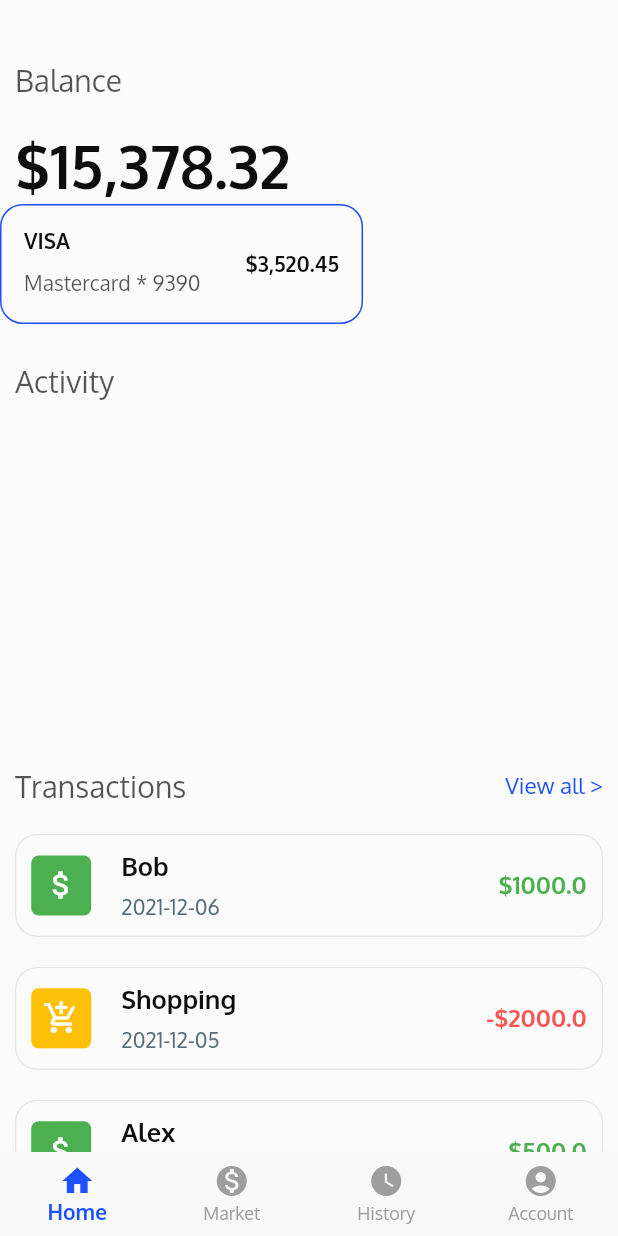
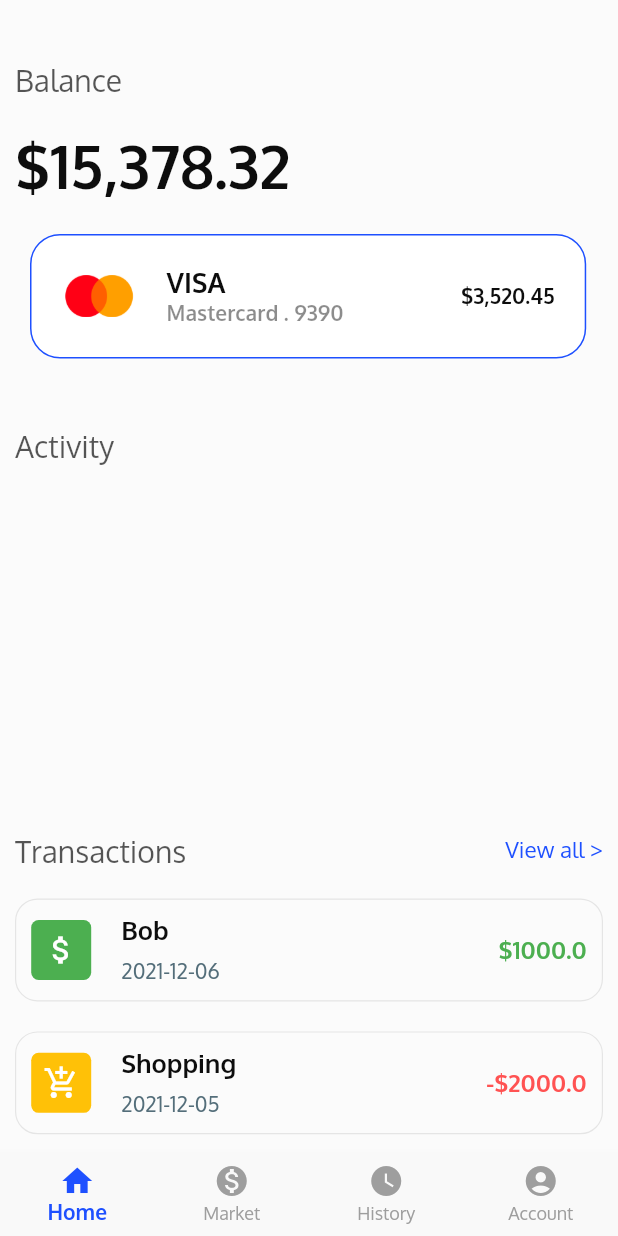
Before and after one commit to hientranea/FlutterDevFest2021, a Flutter app: the screen it shows after launch, on a phone screen of 412 x 824 dp. Run offline on Flutter 3.47's test engine with Material 2 defaults, Android fonts, the phone set to English and light mode, and no system bars; our stand-ins replace bloc, dio, equatable, fl_chart, flutter_bloc, font_awesome_flutter and 2 more; network calls fail.

Commit message:
Integrate card detail screen to home screen

```diff
--- a/lib/config/routes.dart
+++ b/lib/config/routes.dart
@@ -1,3 +1,4 @@
+import 'package:crypto_tracker/screens/card_detail/card_detail_screen.dart';
 import 'package:crypto_tracker/screens/currencydetail/currency_detail_screen.dart';
 import 'package:crypto_tracker/screens/home/home_screen.dart';
 import 'package:crypto_tracker/screens/my_wallet/my_wallet_screen.dart';
@@ -7,5 +8,6 @@ var cryptoTrackerRoutes = {
   HomeScreen.routeName: (context) => const HomeScreen(),
   CurrencyDetailScreen.routeName: (context) => const CurrencyDetailScreen(),
   MyWalletScreen.routeName: (context) => const MyWalletScreen(),
-  SettingScreen.routeName: (context) => const SettingScreen()
+  SettingScreen.routeName: (context) => const SettingScreen(),
+  CardDetailScreen.routeName: (context) => const CardDetailScreen()
 };
--- a/lib/screens/card_detail/money_account_card_widget.dart
+++ b/lib/screens/card_detail/money_account_card_widget.dart
@@ -2,14 +2,16 @@ import 'package:crypto_tracker/config/crypto_tracker_color.dart';
 import 'package:flutter/material.dart';
 
 class MoneyAccountCard extends StatelessWidget {
-  const MoneyAccountCard({
+  final String amount;
+  final String last4;
+  const MoneyAccountCard(this.amount, this.last4, {
     Key? key,
   }) : super(key: key);
 
   @override
   Widget build(BuildContext context) {
     return Container(
-      width: double.infinity,
+      width: MediaQuery.of(context).size.width * 0.9,
       height: 100.0,
       padding: const EdgeInsets.all(20.0),
       margin: const EdgeInsets.all(20.0),
@@ -37,14 +39,14 @@ class MoneyAccountCard extends StatelessWidget {
             child: Column(
               crossAxisAlignment: CrossAxisAlignment.start,
               // mainAxisAlignment: MainAxisAlignment.start,
-              children: const [
-                Text(
+              children:  [
+                const Text(
                   'VISA',
                   style: TextStyle(fontWeight: FontWeight.bold, fontSize: 18),
                 ),
                 Text(
-                  'Mastercard . 9390',
-                  style: TextStyle(
+                  'Mastercard . $last4',
+                  style: const TextStyle(
                     fontWeight: FontWeight.bold,
                     color: Colors.black45,
                   ),
@@ -52,9 +54,9 @@ class MoneyAccountCard extends StatelessWidget {
               ],
             ),
           ),
-          const Text(
-            '\$3 520.45',
-            style: TextStyle(fontWeight: FontWeight.bold),
+          Text(
+            amount,
+            style: const TextStyle(fontWeight: FontWeight.bold),
           ),
         ],
       ),
--- a/lib/screens/dashboard/dashboard_screen.dart
+++ b/lib/screens/dashboard/dashboard_screen.dart
@@ -2,6 +2,8 @@ import 'package:crypto_tracker/config/crypto_tracker_color.dart';
 import 'package:crypto_tracker/repos/models/crypto_currency.dart';
 import 'package:crypto_tracker/repos/models/transaction.dart';
 import 'package:crypto_tracker/repos/remote/crypto_repository.dart';
+import 'package:crypto_tracker/screens/card_detail/card_detail_screen.dart';
+import 'package:crypto_tracker/screens/card_detail/money_account_card_widget.dart';
 import 'package:crypto_tracker/screens/currencydetail/currency_detail_screen.dart';
 import 'package:crypto_tracker/screens/dashboard/dashboard_bloc.dart';
 import 'package:crypto_tracker/screens/home/home_bloc.dart';
@@ -85,32 +87,21 @@ class _DashboardScreenState extends State<DashboardScreen> {
   }
 
   _cardList() {
+    // Mock data
     return ListView(
       scrollDirection: Axis.horizontal,
       children: [
-        Container(
-          decoration: BoxDecoration(
-            borderRadius: BorderRadius.circular(15.0),
-            border: Border.all(width: 1, color: CryptoTrackerColors.primaryColor),
-          ),
-          padding: const EdgeInsets.all(15),
-          child: Row(
-            crossAxisAlignment: CrossAxisAlignment.center,
-            children: [
-              Column(
-                crossAxisAlignment: CrossAxisAlignment.start,
-                children: [
-                  const Text("VISA", style: TextStyle(fontWeight: FontWeight.bold)),
-                  const SizedBox(height: 10),
-                  Text("Mastercard * 9390",
-                      style: TextStyle(
-                          color: Theme.of(context).textTheme.bodyText1!.color!.withOpacity(0.7)))
-                ],
-              ),
-              const SizedBox(width: 30),
-              const Text("\$3,520.45",  style: TextStyle(fontWeight: FontWeight.bold))
-            ],
-          ),
+        GestureDetector(
+          onTap: () => Navigator.pushNamed(context, CardDetailScreen.routeName),
+          child:  MoneyAccountCard("\$3,520.45", "9390"),
+        ),
+        GestureDetector(
+          onTap: () => Navigator.pushNamed(context, CardDetailScreen.routeName),
+          child:  MoneyAccountCard("\$520.45", "3537"),
+        ),
+        GestureDetector(
+          onTap: () => Navigator.pushNamed(context, CardDetailScreen.routeName),
+          child:  MoneyAccountCard("\$99999520.45", "4242"),
         )
       ],
     );
@@ -164,7 +155,7 @@ class _DashboardScreenState extends State<DashboardScreen> {
                   ),
                 ),
                 SizedBox(
-                  height: 80,
+                  height: 123,
                   child: _cardList(),
                 ),
                 const SizedBox(height: 25),
```
Also changed, not shown: lib/screens/card_detail/card_detail_screen.dart (+15 -8 lines).
